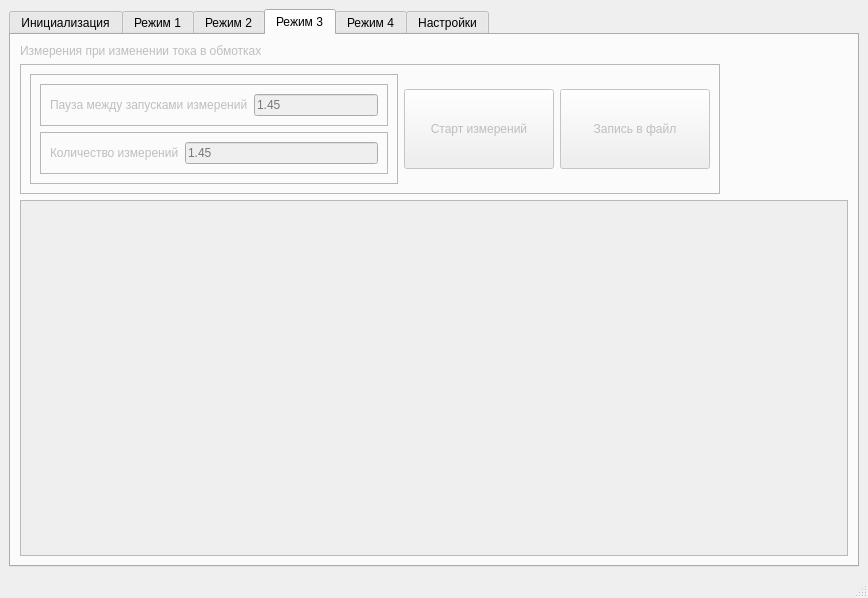
Qt form harm_ui.ui (BuslaySt/RotatingCoils) before a commit.
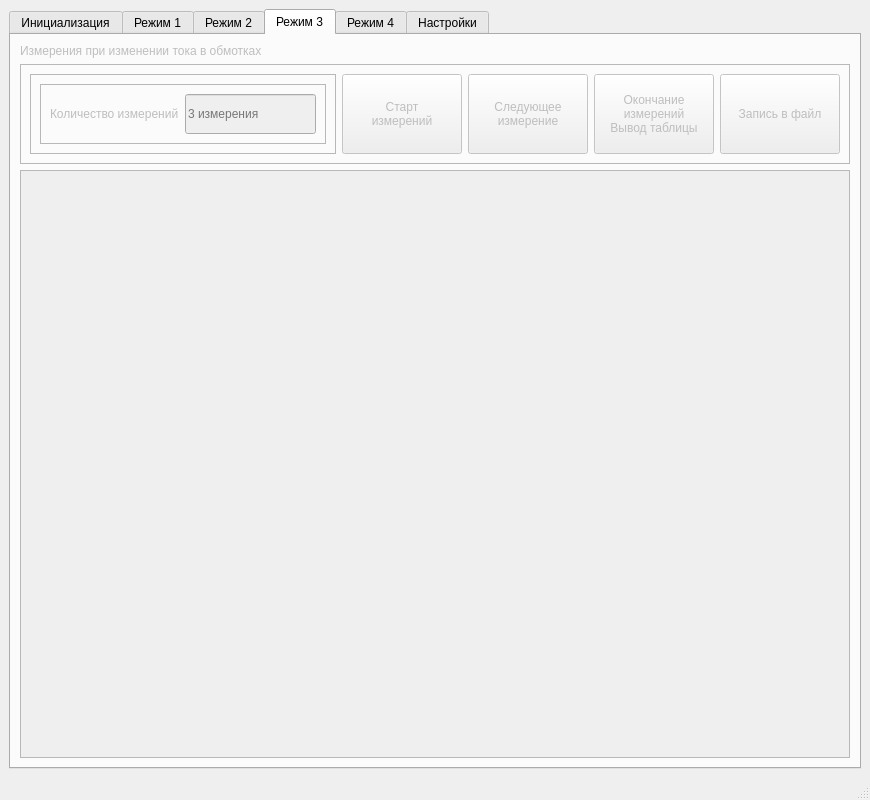
The same form after that commit. The open tabs and pages were chosen to show the change.

The edit to the form file:
```diff
--- a/harm_ui.ui
+++ b/harm_ui.ui
@@ -6,8 +6,8 @@
    <rect>
     <x>0</x>
     <y>0</y>
-    <width>868</width>
-    <height>593</height>
+    <width>870</width>
+    <height>800</height>
    </rect>
   </property>
   <property name="windowTitle">
@@ -650,7 +650,7 @@
          <widget class="QFrame" name="frame_3">
           <property name="maximumSize">
            <size>
-            <width>700</width>
+            <width>16777215</width>
             <height>16777215</height>
            </size>
           </property>
@@ -670,38 +670,6 @@
               <enum>QFrame::Raised</enum>
              </property>
              <layout class="QVBoxLayout" name="verticalLayout_5">
-              <item>
-               <widget class="QFrame" name="frame_3_1_1">
-                <property name="frameShape">
-                 <enum>QFrame::StyledPanel</enum>
-                </property>
-                <property name="frameShadow">
-                 <enum>QFrame::Raised</enum>
-                </property>
-                <layout class="QHBoxLayout" name="horizontalLayout_9">
-                 <item>
-                  <widget class="QLabel" name="lbl_Pause_3">
-                   <property name="text">
-                    <string>Пауза между запусками измерений</string>
-                   </property>
-                  </widget>
-                 </item>
-                 <item>
-                  <widget class="QLineEdit" name="lEd_Pause_3">
-                   <property name="maximumSize">
-                    <size>
-                     <width>200</width>
-                     <height>16777215</height>
-                    </size>
-                   </property>
-                   <property name="placeholderText">
-                    <string>1.45</string>
-                   </property>
-                  </widget>
-                 </item>
-                </layout>
-               </widget>
-              </item>
               <item>
                <widget class="QFrame" name="frame_3_1_2">
                 <property name="frameShape">
@@ -720,6 +688,18 @@
                  </item>
                  <item>
                   <widget class="QLineEdit" name="lEd_MeasurementsNumber_3">
+                   <property name="sizePolicy">
+                    <sizepolicy hsizetype="Expanding" vsizetype="Fixed">
+                     <horstretch>0</horstretch>
+                     <verstretch>0</verstretch>
+                    </sizepolicy>
+                   </property>
+                   <property name="minimumSize">
+                    <size>
+                     <width>0</width>
+                     <height>40</height>
+                    </size>
+                   </property>
                    <property name="maximumSize">
                     <size>
                      <width>200</width>
@@ -727,7 +707,7 @@
                     </size>
                    </property>
                    <property name="placeholderText">
-                    <string>1.45</string>
+                    <string>3 измерения</string>
                    </property>
                   </widget>
                  </item>
@@ -741,12 +721,42 @@
             <widget class="QPushButton" name="pBtn_Start_3">
              <property name="minimumSize">
               <size>
-               <width>150</width>
+               <width>120</width>
                <height>80</height>
               </size>
              </property>
              <property name="text">
-              <string>Старт измерений</string>
+              <string>Старт
+измерений</string>
+             </property>
+            </widget>
+           </item>
+           <item>
+            <widget class="QPushButton" name="pBtn_Next_3">
+             <property name="minimumSize">
+              <size>
+               <width>120</width>
+               <height>80</height>
+              </size>
+             </property>
+             <property name="text">
+              <string>Следующее
+измерение</string>
+             </property>
+            </widget>
+           </item>
+           <item>
+            <widget class="QPushButton" name="pBtn_Finish_3">
+             <property name="minimumSize">
+              <size>
+               <width>120</width>
+               <height>80</height>
+              </size>
+             </property>
+             <property name="text">
+              <string>Окончание
+измерений
+Вывод таблицы</string>
              </property>
             </widget>
            </item>
@@ -754,7 +764,7 @@
             <widget class="QPushButton" name="pBtn_Save2File_3">
              <property name="minimumSize">
               <size>
-               <width>150</width>
+               <width>120</width>
                <height>80</height>
               </size>
              </property>
```
Left out of the diff: 40 changed lines with no effect on the pictures.
